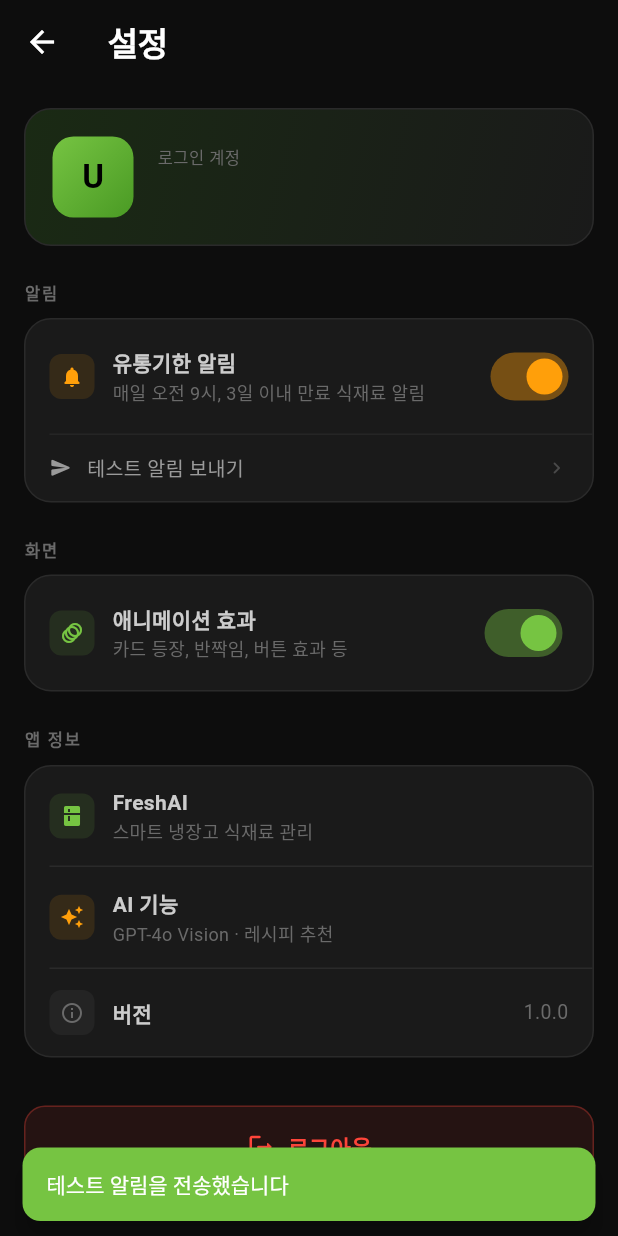
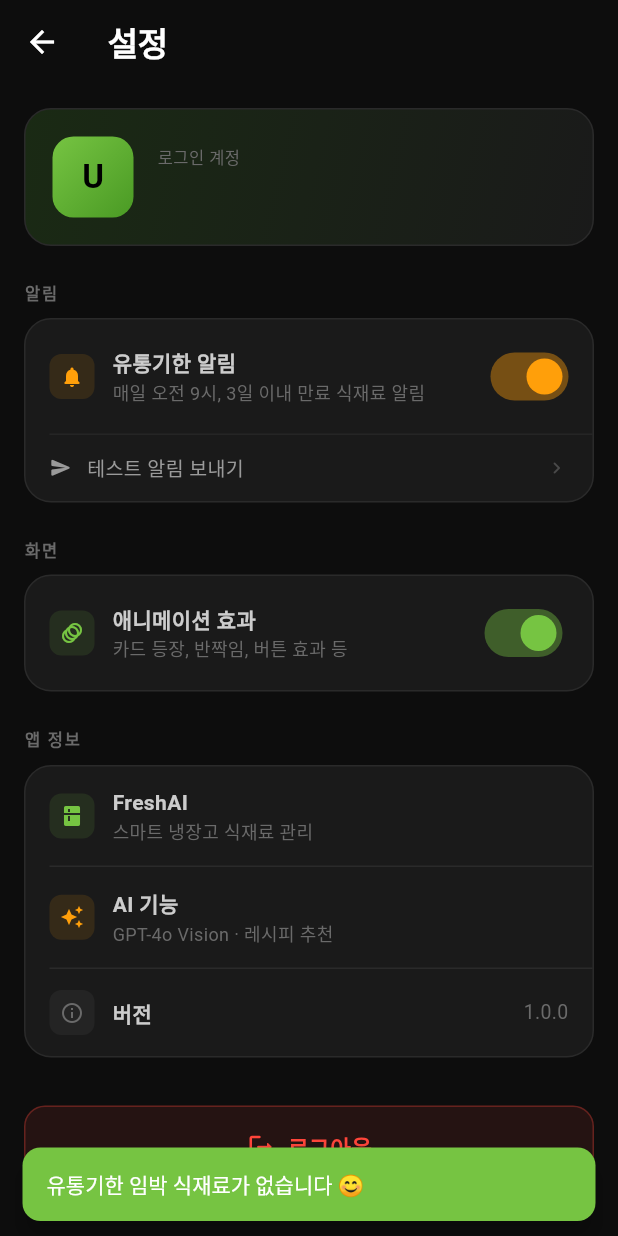
Before and after one commit to Kimsuhwan1019/freshAI, a Flutter app: the SettingsScreen screen opened directly, after a tap on "테스트 알림 보내기", on a phone screen of 412 x 824 dp. Run offline on Flutter 3.47's test engine with Material 3 defaults, Android fonts, the phone set to English and light mode, and no system bars; our stand-ins replace cached_network_image, connectivity_plus, flutter_dotenv, flutter_local_notifications, geolocator, google_sign_in and 3 more; missing offline and left inert: workmanager; accounts and stored records are empty; statements that could not run were skipped.

Commit message:
feat: 유통기한 알림 가독성 개선 (BigTextStyle · 그룹핑 · 공용 함수)
- ExpiryNotifItem 공용 클래스 추가 (배경 태스크 · 설정 탭 공유)
- _buildPayload(): 만료/임박 항목 정렬 + 그룹핑 + BigText HTML 생성
  - 만료된 것 먼저(많이 지난 순), 그다음 임박한 것(D-1, D-2, D-3)
  - 🔴 이미 만료됨 / 🟠 유통기한 임박 두 섹션으로 분리
  - htmlFormatBigText: true로 <b> · <br> 사용, 항목별 한 줄
- showExpiryNotif(): BigTextStyleInformation 적용
  - 알림 접힘: "어묵 외 N개가 곧 만료돼요" 한 줄 요약
  - 알림 펼침: 두 그룹 전체 목록 잘림 없이 표시
  - 제목: "🧊 유통기한 알림 · 총 N개"
  - 한 그룹만 있으면 해당 섹션만 표시
  - pluginOverride 파라미터로 배경 태스크 인스턴스 수용
- callbackDispatcher: 공용 showExpiryNotif() 사용
- settings_screen _testNotification: 공용 showExpiryNotif() 사용,
  임박 없으면 알림 대신 스낵바 표시
- showPreview() 제거 (showExpiryNotif으로 통합)

Co-Authored-By: Claude Sonnet 4.6 <noreply@anthropic.com>

```diff
--- a/lib/screens/settings/settings_screen.dart
+++ b/lib/screens/settings/settings_screen.dart
@@ -69,32 +69,29 @@ class _SettingsScreenState extends State<SettingsScreen> {
   }
 
   Future<void> _testNotification() async {
-    final client = Supabase.instance.client;
-    final userId = client.auth.currentUser?.id;
-    if (userId == null) return;
+    if (Supabase.instance.client.auth.currentUser == null) return;
 
     setState(() => _notifLoading = true);
     try {
-      // 실제 유통기한 임박 식재료 조회
       final ingredients = await IngredientService().getIngredients();
-      final alertItems = ingredients.where((i) {
-        final days = ExpiryUtils.daysUntil(i.expiryDate);
-        return days != null && days <= 3;
-      }).toList();
 
-      String body;
-      if (alertItems.isEmpty) {
-        body = '유통기한 임박 식재료가 없습니다. 안심하세요! 😊';
-      } else {
-        final parts = alertItems.map((i) {
-          final days = ExpiryUtils.daysUntil(i.expiryDate)!;
-          return '${i.name}(${days <= 0 ? '만료' : 'D-$days'})';
-        }).join(', ');
-        body = '$parts 유통기한이 곧 만료됩니다!';
+      // 유통기한 3일 이내 + 만료된 식재료 → 공용 ExpiryNotifItem 목록 생성
+      final items = ingredients
+          .where((i) {
+            final days = ExpiryUtils.daysUntil(i.expiryDate);
+            return days != null && days <= 3;
+          })
+          .map((i) => ExpiryNotifItem(
+                name: i.name,
+                days: ExpiryUtils.daysUntil(i.expiryDate)!,
+              ))
+          .toList();
+
+      // 공용 함수로 알림 표시 (정렬 · BigTextStyle · HTML 포맷 모두 적용)
+      final shown = await NotificationService.showExpiryNotif(items);
+      if (mounted) {
+        _showSnack(shown ? '테스트 알림을 전송했습니다' : '유통기한 임박 식재료가 없습니다 😊');
       }
-
-      await NotificationService.showPreview(body);
-      if (mounted) _showSnack('테스트 알림을 전송했습니다');
     } catch (e) {
       if (mounted) _showSnack('알림 전송 실패: $e', error: true);
     } finally {
--- a/lib/services/notification_service.dart
+++ b/lib/services/notification_service.dart
@@ -13,7 +13,18 @@ const _kNotifEnabled = 'notifications_enabled';
 const _kChannelId = 'freshAI_expiry';
 const _kChannelName = '유통기한 알림';
 
-/// WorkManager 백그라운드 진입점 — top-level + vm:entry-point 필수
+// ── 공용 데이터 클래스 ─────────────────────────────────────────────────────────
+
+/// 알림에 사용할 식재료 항목 (배경 태스크 · 설정 탭 공유)
+class ExpiryNotifItem {
+  final String name;
+  final int days; // ≤ 0 = 이미 만료, > 0 = 남은 일수
+
+  const ExpiryNotifItem({required this.name, required this.days});
+}
+
+// ── WorkManager 백그라운드 진입점 ──────────────────────────────────────────────
+
 @pragma('vm:entry-point')
 void callbackDispatcher() {
   Workmanager().executeTask((taskName, _) async {
@@ -39,7 +50,6 @@ void callbackDispatcher() {
       final userId = Supabase.instance.client.auth.currentUser?.id;
       if (userId == null) return true;
 
-      // 오늘 기준 3일 이내 + 이미 만료된 식재료 조회
       final cutoff = DateFormat('yyyy-MM-dd')
           .format(DateTime.now().add(const Duration(days: 3)));
 
@@ -50,46 +60,31 @@ void callbackDispatcher() {
           .not('expiry_date', 'is', null)
           .lte('expiry_date', cutoff);
 
-      final rows = (data as List).cast<Map<String, dynamic>>();
-      if (rows.isEmpty) return true;
-
-      final parts = <String>[];
-      for (final row in rows) {
-        final name = row['name'] as String;
+      final items = <ExpiryNotifItem>[];
+      for (final row in (data as List).cast<Map<String, dynamic>>()) {
         final expiry = DateTime.parse(row['expiry_date'] as String);
         final days = ExpiryUtils.daysUntil(expiry);
         if (days == null) continue;
-        parts.add('$name(${days <= 0 ? '만료' : 'D-$days'})');
+        items.add(ExpiryNotifItem(name: row['name'] as String, days: days));
       }
-      if (parts.isEmpty) return true;
 
+      if (items.isEmpty) return true;
+
+      // 배경 태스크용 플러그인 인스턴스 초기화 후 공용 함수 호출
       final plugin = FlutterLocalNotificationsPlugin();
       await plugin.initialize(
         settings: const InitializationSettings(
           android: AndroidInitializationSettings('@mipmap/ic_launcher'),
         ),
       );
-      await plugin.show(
-        id: 0,
-        title: '🧊 FreshAI 유통기한 알림',
-        body: '${parts.join(', ')} 유통기한이 곧 만료됩니다!',
-        notificationDetails: const NotificationDetails(
-          android: AndroidNotificationDetails(
-            _kChannelId,
-            _kChannelName,
-            importance: Importance.high,
-            priority: Priority.high,
-            icon: '@mipmap/ic_launcher',
-          ),
-        ),
-      );
+      await NotificationService.showExpiryNotif(items, pluginOverride: plugin);
     } catch (_) {}
 
     return true;
   });
 }
 
-// ── App-side notification service ─────────────────────────────────────────────
+// ── NotificationService ────────────────────────────────────────────────────────
 
 class NotificationService {
   NotificationService._();
@@ -103,7 +98,6 @@ class NotificationService {
         android: AndroidInitializationSettings('@mipmap/ic_launcher'),
       ),
     );
-    // Android 8+ 알림 채널 생성
     await _plugin
         .resolvePlatformSpecificImplementation<
             AndroidFlutterLocalNotificationsPlugin>()
@@ -124,13 +118,11 @@ class NotificationService {
     return await impl?.requestNotificationsPermission() ?? false;
   }
 
-  /// 알림 활성화 여부 조회
   static Future<bool> isEnabled() async {
     final prefs = await SharedPreferences.getInstance();
     return prefs.getBool(_kNotifEnabled) ?? true;
   }
 
-  /// 알림 ON/OFF 설정
   static Future<void> setEnabled(bool value) async {
     final prefs = await SharedPreferences.getInstance();
     await prefs.setBool(_kNotifEnabled, value);
@@ -141,7 +133,6 @@ class NotificationService {
     }
   }
 
-  /// 앱 시작 시 스케줄 등록
   static Future<void> ensureScheduled() async {
     if (await isEnabled()) await _scheduleDaily();
   }
@@ -157,7 +148,6 @@ class NotificationService {
     );
   }
 
-  /// 다음 오전 9시까지 남은 시간
   static Duration _delayUntilNextNineAM() {
     final now = DateTime.now();
     var target = DateTime(now.year, now.month, now.day, 9);
@@ -165,21 +155,83 @@ class NotificationService {
     return target.difference(now);
   }
 
-  /// 설정 화면 테스트용 즉시 알림
-  static Future<void> showPreview(String body) async {
-    await _plugin.show(
+  // ── 공용 알림 표시 함수 ────────────────────────────────────────────────────
+
+  /// 만료·임박 식재료 알림을 BigTextStyle 형식으로 표시.
+  /// items가 비어있으면 알림 미표시 후 false 반환.
+  /// [pluginOverride]: 백그라운드 태스크처럼 별도 인스턴스가 필요할 때 전달.
+  static Future<bool> showExpiryNotif(
+    List<ExpiryNotifItem> items, {
+    FlutterLocalNotificationsPlugin? pluginOverride,
+  }) async {
+    final payload = _buildPayload(items);
+    if (payload == null) return false;
+
+    final plugin = pluginOverride ?? _plugin;
+    await plugin.show(
       id: 0,
-      title: '🧊 FreshAI 유통기한 알림',
-      body: body,
-      notificationDetails: const NotificationDetails(
+      title: payload.title,
+      body: payload.summary,
+      notificationDetails: NotificationDetails(
         android: AndroidNotificationDetails(
           _kChannelId,
           _kChannelName,
           importance: Importance.high,
           priority: Priority.high,
           icon: '@mipmap/ic_launcher',
+          styleInformation: BigTextStyleInformation(
+            payload.bigText,
+            htmlFormatBigText: true,
+          ),
         ),
       ),
     );
+    return true;
+  }
+
+  // ── 페이로드 빌더 (정렬 · 그룹핑 · HTML) ──────────────────────────────────
+
+  static ({String title, String summary, String bigText})? _buildPayload(
+    List<ExpiryNotifItem> items,
+  ) {
+    // 만료된 항목: 많이 지난 순 (days 오름차순: -5 → -3 → -1 → 0)
+    final expired = items.where((i) => i.days <= 0).toList()
+      ..sort((a, b) => a.days.compareTo(b.days));
+
+    // 임박한 항목: D-1, D-2, D-3 순 (days 오름차순)
+    final upcoming = items.where((i) => i.days > 0).toList()
+      ..sort((a, b) => a.days.compareTo(b.days));
+
+    if (expired.isEmpty && upcoming.isEmpty) return null;
+
+    final total = expired.length + upcoming.length;
+
+    // 제목 (접힌 상태에서도 표시)
+    final title = '🧊 유통기한 알림 · 총 $total개';
+
+    // 한 줄 요약 (접혔을 때 body)
+    final firstName = expired.isNotEmpty ? expired.first.name : upcoming.first.name;
+    final rest = total - 1;
+    final summary = rest > 0
+        ? '$firstName 외 $rest개가 곧 만료돼요'
+        : '$firstName 유통기한이 곧 만료돼요';
+
+    // BigText HTML (펼쳤을 때)
+    final buf = StringBuffer();
+    if (expired.isNotEmpty) {
+      buf.write('<b>🔴 이미 만료됨</b>');
+      for (final item in expired) {
+        buf.write('<br>• ${item.name}');
+      }
+    }
+    if (upcoming.isNotEmpty) {
+      if (expired.isNotEmpty) buf.write('<br>');
+      buf.write('<b>🟠 유통기한 임박</b>');
+      for (final item in upcoming) {
+        buf.write('<br>• ${item.name} (D-${item.days})');
+      }
+    }
+
+    return (title: title, summary: summary, bigText: buf.toString());
   }
 }
```
